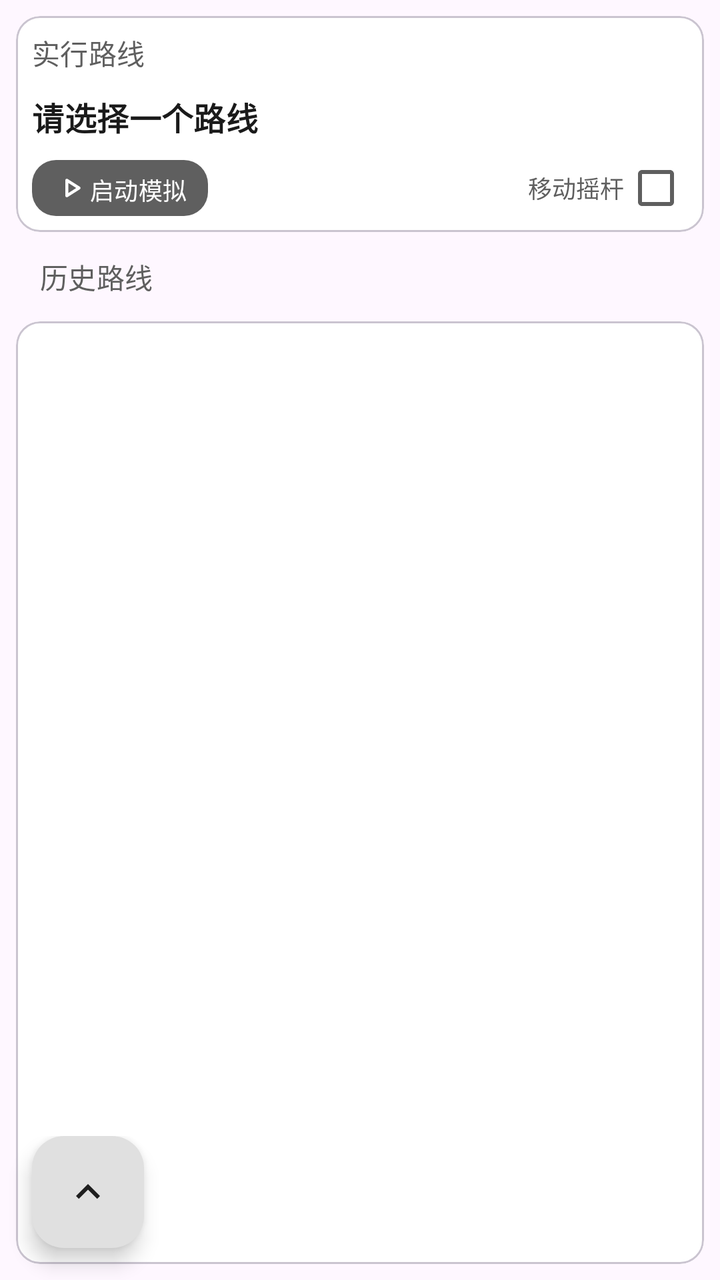
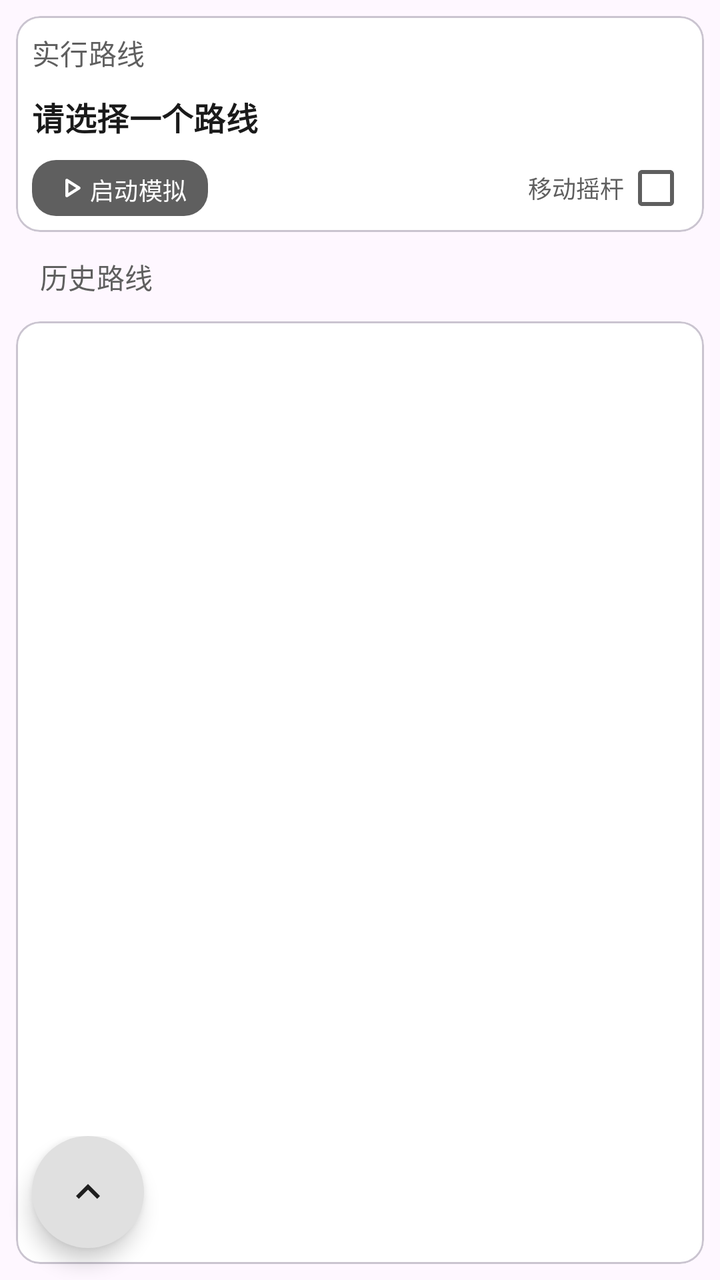

Compare the two renders of this Android layout. The source of the first and the diff that turns it into the second are given below.
<!-- AndroidManifest.xml: application theme AppTheme -->
<!-- res/layout/fragment_route_mock.xml -->
<?xml version="1.0" encoding="utf-8"?>
<androidx.coordinatorlayout.widget.CoordinatorLayout xmlns:android="http://schemas.android.com/apk/res/android"
    xmlns:app="http://schemas.android.com/apk/res-auto"
    xmlns:tools="http://schemas.android.com/tools"
    android:layout_width="match_parent"
    android:layout_height="match_parent"
    tools:context=".ui.mock.MockFragment">

    <LinearLayout
        android:layout_width="match_parent"
        android:layout_height="match_parent"
        android:orientation="vertical">

        <com.google.android.material.card.MaterialCardView
            android:id="@+id/mock_location_card"
            android:layout_width="match_parent"
            android:layout_height="wrap_content"
            app:cardCornerRadius="12dp"
            android:layout_margin="8dp"
            app:cardPreventCornerOverlap="false"
            app:contentPadding="8dp">

            <LinearLayout
                android:layout_width="match_parent"
                android:layout_height="wrap_content"
                android:orientation="vertical">

                <TextView
                    android:layout_width="match_parent"
                    android:layout_height="wrap_content"
                    android:textColor="?attr/colorOnSurfaceVariant"
                    android:textAppearance="@style/TextAppearance.Material3.TitleSmall"
                    android:text="@string/target_route"/>

                <LinearLayout
                    android:layout_width="match_parent"
                    android:layout_height="wrap_content"
                    android:layout_marginTop="10dp"
                    android:layout_marginBottom="10dp"
                    android:orientation="vertical">

                    <TextView
                        android:id="@+id/mock_route_name"
                        android:layout_width="match_parent"
                        android:layout_height="wrap_content"
                        android:text="@string/none_route"
                        android:textAppearance="@style/TextAppearance.Material3.TitleMedium"
                        android:textColor="?attr/colorOnSurface"
                        android:textStyle="bold" />
                </LinearLayout>

                <LinearLayout
                    android:layout_width="match_parent"
                    android:layout_height="wrap_content"
                    android:baselineAligned="false"
                    android:orientation="horizontal">

                    <LinearLayout
                        android:layout_width="0dp"
                        android:layout_height="wrap_content"
                        android:layout_weight="1">

                        <com.google.android.material.button.MaterialButton
                            android:id="@+id/switch_mock"
                            android:layout_width="wrap_content"
                            android:layout_height="28dp"
                            android:textColor="?attr/colorOnPrimary"
                            android:text="@string/start_mock"
                            style="@style/Widget.Material3.Button"
                            android:insetRight="0dp"
                            android:insetLeft="0dp"
                            android:insetTop="0dp"
                            android:insetBottom="0dp"
                            android:textSize="12sp"
                            app:icon="@drawable/rounded_play_arrow_24"
                            app:iconGravity="textStart"
                            app:iconPadding="0dp"
                            android:padding="6dp"
                            app:iconTint="?attr/colorOnPrimary"
                            app:cornerRadius="12dp"/>

                    </LinearLayout>

                    <LinearLayout
                        android:layout_width="0dp"
                        android:layout_weight="1"
                        android:layout_height="match_parent"
                        android:gravity="end|center">

                        <CheckedTextView
                            android:id="@+id/rocker"
                            android:layout_width="wrap_content"
                            android:layout_height="wrap_content"
                            android:checkMark="?android:attr/listChoiceIndicatorMultiple"
                            android:checkMarkTint="?attr/colorOnSurfaceVariant"
                            android:checked="false"
                            android:gravity="center"
                            android:text="@string/rocker"
                            android:textColor="?attr/colorOnSurfaceVariant"
                            android:textSize="12sp" />
                    </LinearLayout>
                </LinearLayout>

            </LinearLayout>
        </com.google.android.material.card.MaterialCardView>

        <TextView
            android:layout_width="match_parent"
            android:layout_height="wrap_content"
            android:layout_marginTop="4dp"
            android:layout_marginLeft="20dp"
            android:layout_marginRight="20dp"
            android:layout_marginBottom="4dp"
            android:textAppearance="@style/TextAppearance.Material3.TitleSmall"
            android:textColor="?attr/colorOnSurfaceVariant"
            android:text="@string/history_route"/>

        <com.google.android.material.card.MaterialCardView
            android:layout_width="match_parent"
            android:layout_height="match_parent"
            android:layout_margin="8dp"
            app:cardCornerRadius="12dp"
            app:cardPreventCornerOverlap="false"
            app:contentPadding="8dp">

            <androidx.recyclerview.widget.RecyclerView
                android:id="@+id/historical_route_list"
                android:layout_width="match_parent"
                android:layout_height="match_parent"/>

        </com.google.android.material.card.MaterialCardView>

    </LinearLayout>

    <com.google.android.material.floatingactionbutton.FloatingActionButton
        android:id="@+id/fab_mock_location"
        android:layout_width="wrap_content"
        android:layout_height="wrap_content"
        android:layout_marginBottom="@dimen/fab_margin"
        android:layout_marginEnd="@dimen/fab_margin"
        android:contentDescription="@string/follow_location"
        app:srcCompat="@drawable/sharp_location_off_24"
        android:backgroundTint="?attr/colorPrimaryContainer"
        android:tint="?attr/colorOnPrimaryContainer"
        app:fabSize="auto"
        android:visibility="gone"
        android:layout_gravity="bottom|end"/>


    <LinearLayout
        android:layout_width="match_parent"
        android:layout_height="wrap_content"
        android:layout_gravity="bottom|start">
        <com.google.android.material.floatingactionbutton.FloatingActionButton
            android:id="@+id/fab"
            android:layout_width="wrap_content"
            android:layout_height="wrap_content"
            android:layout_marginStart="@dimen/fab_margin"
            android:layout_marginBottom="@dimen/fab_margin"
            android:importantForAccessibility="no"
            app:srcCompat="@drawable/baseline_keyboard_arrow_up_24"
            app:fabSize="normal"/>
        <LinearLayout
            android:layout_width="match_parent"
            android:layout_height="wrap_content"
            android:layout_gravity="center"
            android:orientation="horizontal">

            <com.google.android.material.floatingactionbutton.FloatingActionButton
                android:id="@+id/fab_add_route"
                android:layout_width="wrap_content"
                android:layout_height="wrap_content"
                android:layout_marginBottom="@dimen/fab_margin"
                android:contentDescription="@string/add_route"
                android:visibility="gone"
                app:srcCompat="@drawable/baseline_route_24"
                app:fabSize="mini"/>
        </LinearLayout>
    </LinearLayout>

</androidx.coordinatorlayout.widget.CoordinatorLayout>
<!-- resources referenced by this layout -->
<resources>
  <dimen name="fab_margin">16dp</dimen>
  <!-- drawable baseline_keyboard_arrow_up_24 (drawable) -->
  <vector xmlns:android="http://schemas.android.com/apk/res/android" android:autoMirrored="true" android:height="24dp" android:tint="#FFFFFF" android:viewportHeight="24" android:viewportWidth="24" android:width="24dp">
        
      <path android:fillColor="@android:color/white" android:pathData="M7.41,15.41L12,10.83l4.59,4.58L18,14l-6,-6 -6,6z"/>
      
  </vector>
  <!-- drawable baseline_route_24 (drawable) -->
  <vector xmlns:android="http://schemas.android.com/apk/res/android"
      android:width="24dp"
      android:height="24dp"
      android:viewportWidth="1024"
      android:viewportHeight="1024">
    <path
        android:pathData="M832,640h-192c-35.2,0 -64,-28.8 -64,-64s28.8,-64 64,-64h192s192,-214 192,-320 -86,-192 -192,-192 -192,86 -192,192c0,51 44.4,126.8 90.6,192L640,384c-105.8,0 -192,86.2 -192,192s86.2,192 192,192h192c35.2,0 64,28.8 64,64s-28.8,64 -64,64L371,896c-32,49.6 -67.6,95.4 -94.6,128L832,1024c105.8,0 192,-86.2 192,-192s-86.2,-192 -192,-192zM832,128c35.4,0 64,28.6 64,64s-28.6,64 -64,64 -64,-28.6 -64,-64 28.6,-64 64,-64zM192,512c-106,0 -192,86 -192,192s192,320 192,320 192,-214 192,-320 -86,-192 -192,-192zM192,768c-35.4,0 -64,-28.6 -64,-64s28.6,-64 64,-64 64,28.6 64,64 -28.6,64 -64,64z"
        android:fillColor="#ffffff"/>
  </vector>
  <!-- drawable rounded_play_arrow_24 (drawable) -->
  <vector xmlns:android="http://schemas.android.com/apk/res/android" android:autoMirrored="true" android:height="24dp" android:tint="#FFFFFF" android:viewportHeight="960" android:viewportWidth="960" android:width="24dp">
        
      <path android:fillColor="@android:color/white" android:pathData="M320,687L320,273Q320,256 332,244.5Q344,233 360,233Q365,233 370.5,234.5Q376,236 381,239L707,446Q716,452 720.5,461Q725,470 725,480Q725,490 720.5,499Q716,508 707,514L381,721Q376,724 370.5,725.5Q365,727 360,727Q344,727 332,715.5Q320,704 320,687ZM400,480L400,480L400,480L400,480ZM400,614L610,480L400,346L400,614Z"/>
      
  </vector>
  <!-- drawable sharp_location_off_24 (drawable) -->
  <vector xmlns:android="http://schemas.android.com/apk/res/android" android:autoMirrored="true" android:height="24dp" android:tint="#FFFFFF" android:viewportHeight="24" android:viewportWidth="24" android:width="24dp">
        
      <path android:fillColor="@android:color/white" android:pathData="M3.41,2.86L2,4.27l3.18,3.18C5.07,7.95 5,8.47 5,9c0,5.25 7,13 7,13s1.67,-1.85 3.38,-4.35L18.73,21l1.41,-1.41L3.41,2.86zM12,2c-1.84,0 -3.5,0.71 -4.75,1.86l3.19,3.19c0.43,-0.34 0.97,-0.55 1.56,-0.55 1.38,0 2.5,1.12 2.5,2.5 0,0.59 -0.21,1.13 -0.56,1.56l3.55,3.55C18.37,12.36 19,10.57 19,9c0,-3.87 -3.13,-7 -7,-7z"/>
      
  </vector>
  <string name="add_route">创建路线</string>
  <string name="follow_location">镜头跟随</string>
  <string name="history_route">历史路线</string>
  <string name="none_route">请选择一个路线</string>
  <string name="rocker">移动摇杆</string>
  <string name="start_mock">启动模拟</string>
  <string name="target_route">实行路线</string>
  <style name="Portal.SearchViewStyle" parent="Widget.AppCompat.SearchView" />
  <style name="Portal.SliderTheme" parent="Widget.Material3.Slider" />
  <!-- unchanged entries left out for length: 1 -->
</resources>

<!-- the commit's change to res/layout/fragment_route_mock.xml (unified diff, before → after) -->
@@ -144,7 +144,8 @@
         android:tint="?attr/colorOnPrimaryContainer"
         app:fabSize="auto"
         android:visibility="gone"
-        android:layout_gravity="bottom|end"/>
+        android:layout_gravity="bottom|end"
+        app:shapeAppearanceOverlay="@style/PortalFabCircularOverlay"/>
 
 
     <LinearLayout
@@ -159,7 +160,8 @@
             android:layout_marginBottom="@dimen/fab_margin"
             android:importantForAccessibility="no"
             app:srcCompat="@drawable/baseline_keyboard_arrow_up_24"
-            app:fabSize="normal"/>
+            app:fabSize="normal"
+        app:shapeAppearanceOverlay="@style/PortalFabCircularOverlay"/>
         <LinearLayout
             android:layout_width="match_parent"
             android:layout_height="wrap_content"
@@ -174,7 +176,8 @@
                 android:contentDescription="@string/add_route"
                 android:visibility="gone"
                 app:srcCompat="@drawable/baseline_route_24"
-                app:fabSize="mini"/>
+                app:fabSize="mini"
+        app:shapeAppearanceOverlay="@style/PortalFabCircularOverlay"/>
         </LinearLayout>
     </LinearLayout>
 
<!-- resource entries referenced after the edit -->
@@ -36,6 +36,10 @@
   <string name="rocker">移动摇杆</string>
   <string name="start_mock">启动模拟</string>
   <string name="target_route">实行路线</string>
+  <style name="PortalFabCircularOverlay">
+          <item name="cornerFamily">rounded</item>
+          <item name="cornerSize">50%</item>
+      </style>
   <style name="Portal.SearchViewStyle" parent="Widget.AppCompat.SearchView" />
   <style name="Portal.SliderTheme" parent="Widget.Material3.Slider" />
   <!-- unchanged entries left out for length: 1 -->
